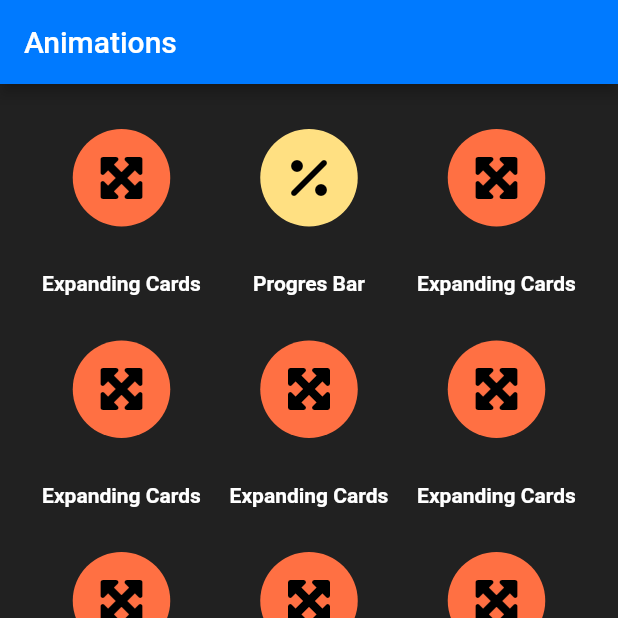
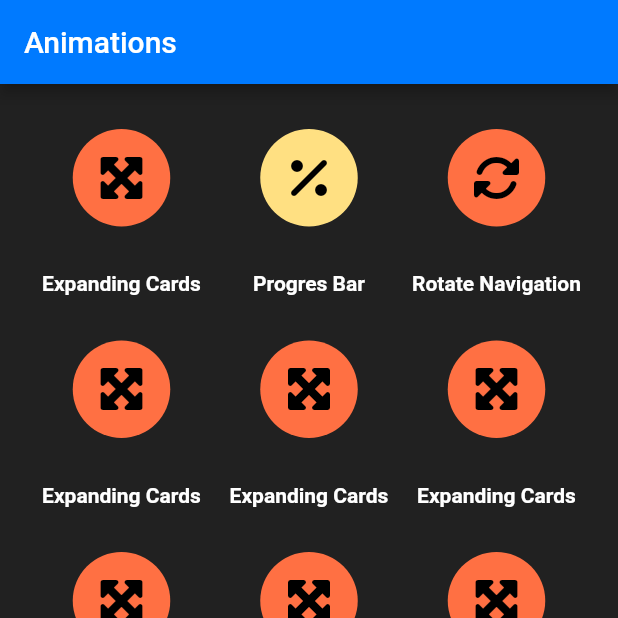
Before and after one commit to Victor78970513/Expanding_Cards, a Flutter app: the screen it shows after launch, on a phone screen of 412 x 824 dp, the top half of it. Run offline on Flutter 3.47's test engine with Material 2 defaults, Android fonts, the phone set to English and light mode, and no system bars; our stand-ins replace font_awesome_flutter.

Commit message:
Libraries Refactor

```diff
--- a/lib/screens/expanding_cards_screen.dart
+++ b/lib/screens/expanding_cards_screen.dart
@@ -1,6 +1,6 @@
 import 'package:flutter/material.dart';
 
-import 'package:expanding_cards/widgets/cards.dart';
+import 'package:expanding_cards/widgets/widgets.dart';
 
 class ExpandingCardsScreen extends StatefulWidget {
   @override
--- a/lib/screens/home_screen.dart
+++ b/lib/screens/home_screen.dart
@@ -1,9 +1,9 @@
-import 'package:expanding_cards/screens/expanding_cards_screen.dart';
-import 'package:expanding_cards/screens/progress_bar_screen.dart';
 import 'package:flutter/material.dart';
 
-import 'package:expanding_cards/widgets/main_button.dart';
 import 'package:font_awesome_flutter/font_awesome_flutter.dart';
+
+import 'package:expanding_cards/screens/screens.dart';
+import 'package:expanding_cards/widgets/widgets.dart';
 
 class HomeScreen extends StatefulWidget {
   @override
@@ -46,14 +46,14 @@ class _HomeScreenState extends State<HomeScreen> {
                   },
                 ),
                 MainButton(
-                  icon: FaIcon(FontAwesomeIcons.maximize),
-                  title: 'Expanding Cards',
-                  color: Color(0xffFF7043),
+                  icon: const FaIcon(FontAwesomeIcons.rotate),
+                  title: 'Rotate Navigation',
+                  color: const Color(0xffFF7043),
                   onPressed: () {
                     Navigator.push(
                         context,
                         MaterialPageRoute(
-                            builder: (_) => ExpandingCardsScreen()));
+                            builder: (_) => RotationNavigationScreen()));
                   },
                 ),
               ],
--- /dev/null
+++ b/lib/screens/screens.dart
@@ -0,0 +1,3 @@
+export 'package:expanding_cards/screens/expanding_cards_screen.dart';
+export 'package:expanding_cards/screens/progress_bar_screen.dart';
+export 'package:expanding_cards/screens/rotation_navigation.dart';
--- a/lib/widgets/main_button.dart
+++ b/lib/widgets/main_button.dart
@@ -21,10 +21,7 @@ class MainButton extends StatelessWidget {
           margin: const EdgeInsets.all(30),
           height: 65,
           width: 65,
-          decoration: BoxDecoration(
-            color: color,
-            borderRadius: BorderRadius.circular(90),
-          ),
+          decoration: BoxDecoration(color: color, shape: BoxShape.circle),
           child: IconButton(
             onPressed: onPressed,
             icon: icon,
--- /dev/null
+++ b/lib/widgets/widgets.dart
@@ -0,0 +1,4 @@
+export 'package:expanding_cards/widgets/cards.dart';
+export 'package:expanding_cards/widgets/custom_container.dart';
+export 'package:expanding_cards/widgets/custom_container.dart';
+export 'package:expanding_cards/widgets/main_button.dart';
```
Also changed, not shown: lib/screens/progress_bar_screen.dart (+8 -8 lines), lib/screens/rotation_navigation.dart (added, +12 -0 lines), lib/widgets/custom_container.dart (+29 -13 lines).
